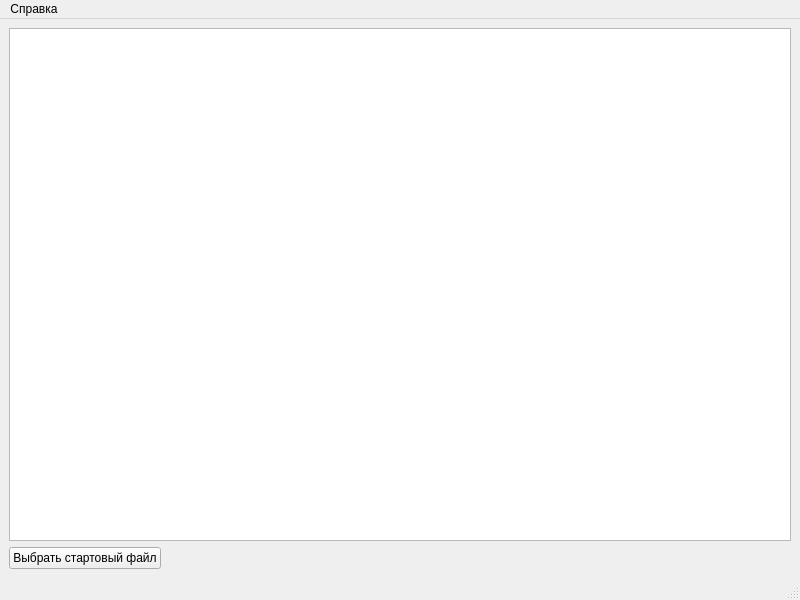
Before: the Qt Designer form ui_windows/MainWindow.ui in Bors1k/dohody_adb_sverka, drawn with Qt 5.
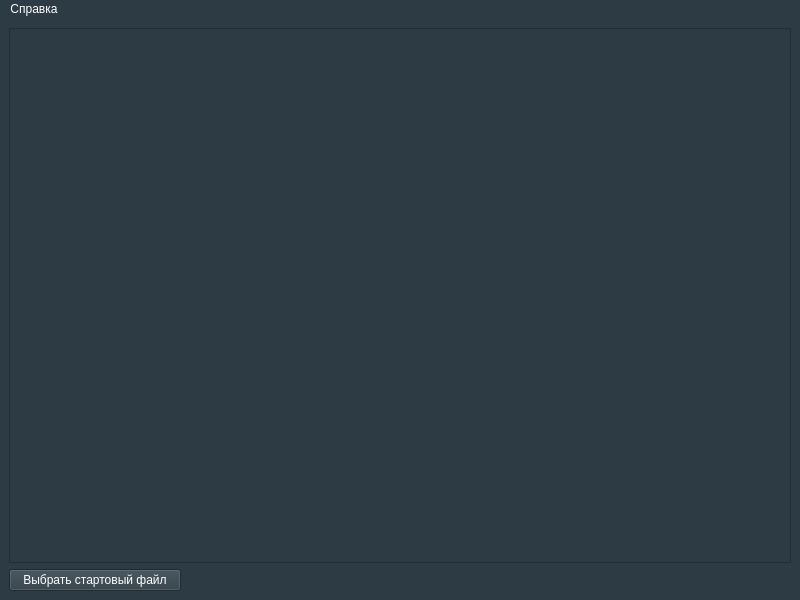
After: the same form once the commit is applied. Icons and pictures are not drawn.

What changed in the file:
```diff
--- a/ui_windows/MainWindow.ui
+++ b/ui_windows/MainWindow.ui
@@ -13,6 +13,14 @@
   <property name="windowTitle">
    <string>MainWindow</string>
   </property>
+  <property name="windowIcon">
+   <iconset resource="resource.qrc">
+    <normaloff>:/assets/icon.ico</normaloff>:/assets/icon.ico</iconset>
+  </property>
+  <property name="styleSheet">
+   <string notr="true">color: white;
+background-color: rgb(45, 59, 68);</string>
+  </property>
   <widget class="QWidget" name="centralwidget">
    <layout class="QVBoxLayout" name="verticalLayout_2">
     <item>
@@ -34,7 +42,7 @@
         <item>
          <widget class="QPushButton" name="pbutton_choose_files">
           <property name="text">
-           <string>Выбрать стартовый файл</string>
+           <string>   Выбрать стартовый файл   </string>
           </property>
          </widget>
         </item>
@@ -74,7 +82,6 @@
    </widget>
    <addaction name="menu"/>
   </widget>
-  <widget class="QStatusBar" name="statusbar"/>
   <action name="action">
    <property name="text">
     <string>О программе</string>
```
Left out of the diff: 20 changed lines with no effect on the pictures.
